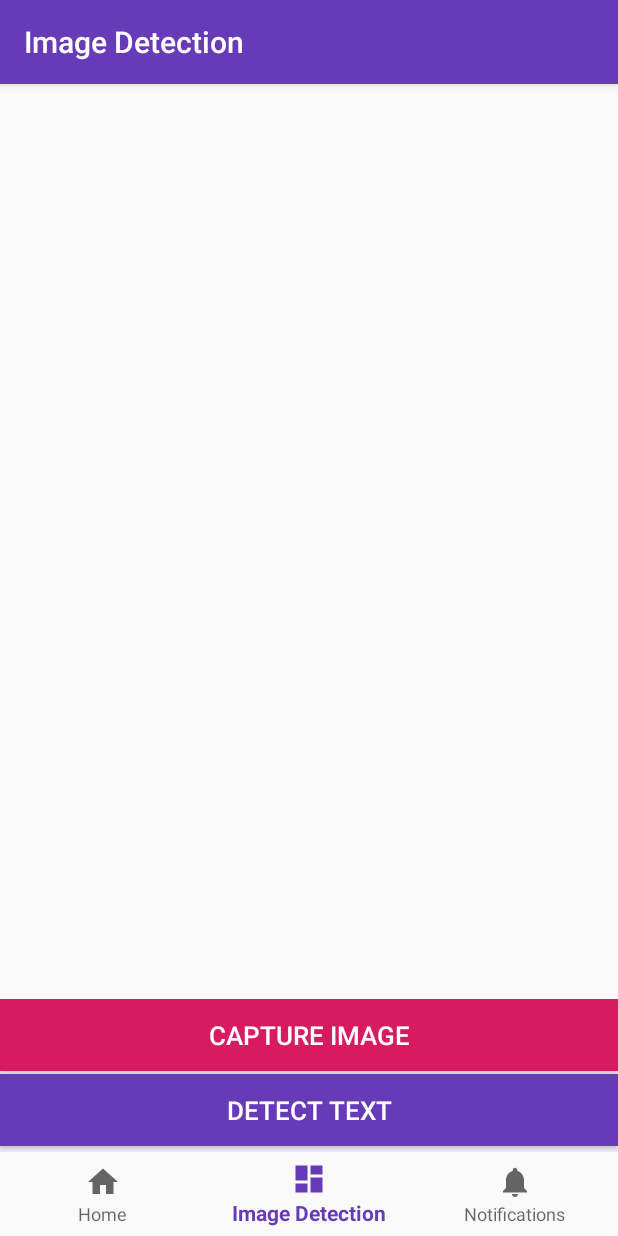
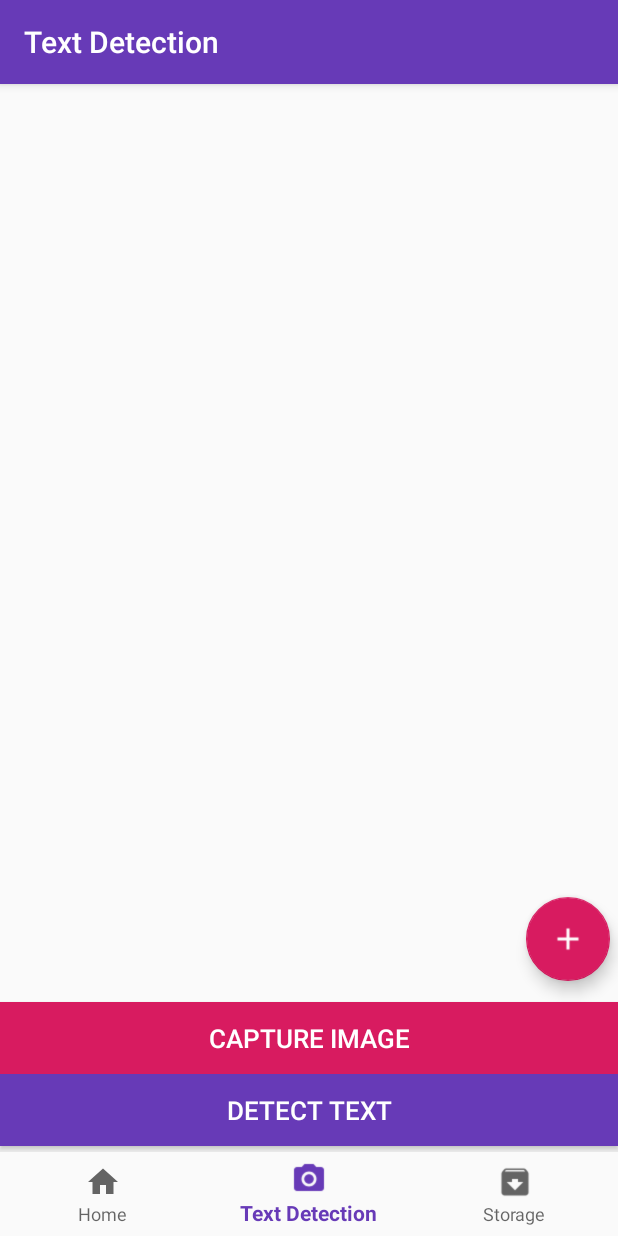
Before and after one commit to ATT254017/DocScanner, an Android app: the TextRecognitionFragment screen opened through its navigation route, on a phone screen of 412 x 824 dp. Run offline under Robolectric (Android 15) with nearby library versions, the phone set to English and light mode, and no system bars; our stand-ins replace navigation-ui; libraries missing offline, so code that uses them is left out: com.google.firebase.ml.

Commit message:
Updated UI and finished text recognition functionality

```diff
--- a/app/build.gradle
+++ b/app/build.gradle
@@ -31,6 +31,11 @@ dependencies {
     androidTestImplementation 'androidx.test.ext:junit:1.1.1'
     androidTestImplementation 'androidx.test.espresso:espresso-core:3.2.0'
 
+    //Room dependency
+    def room_version = "2.2.0-beta01"
+
+    implementation "androidx.room:room-runtime:$room_version"
+
     //MLKit dependency
     implementation 'com.google.firebase:firebase-ml-vision:24.0.1'
 }
--- a/app/src/main/java/com/example/finalproject/ui/storage/StorageFragment.java
+++ b/app/src/main/java/com/example/finalproject/ui/storage/StorageFragment.java
@@ -23,11 +23,10 @@ public class StorageFragment extends Fragment {
         storageViewModel =
                 ViewModelProviders.of(this).get(StorageViewModel.class);
         View root = inflater.inflate(R.layout.fragment_storage, container, false);
-        final TextView textView = root.findViewById(R.id.text_notifications);
+        TextView textView = root.findViewById(R.id.text_notifications);
         storageViewModel.getText().observe(this, new Observer<String>() {
             @Override
             public void onChanged(@Nullable String s) {
-                textView.setText(s);
             }
         });
         return root;
--- a/app/src/main/java/com/example/finalproject/ui/textRecognition/TextRecognitionFragment.java
+++ b/app/src/main/java/com/example/finalproject/ui/textRecognition/TextRecognitionFragment.java
@@ -64,6 +64,7 @@ public class TextRecognitionFragment extends Fragment {
             @Override
             public void onClick(View v) {
                 detectTextFromImage();
+                textView.setText("");
             }
         });
 
--- a/app/src/main/res/layout/fragment_text_recognition.xml
+++ b/app/src/main/res/layout/fragment_text_recognition.xml
@@ -1,7 +1,19 @@
 <?xml version="1.0" encoding="utf-8"?>
 <RelativeLayout xmlns:android="http://schemas.android.com/apk/res/android"
+    xmlns:app="http://schemas.android.com/apk/res-auto"
     android:layout_width="match_parent"
     android:layout_height="match_parent">
+
+    <ScrollView
+        android:layout_width="match_parent"
+        android:layout_height="match_parent"
+        android:layout_alignBottom="@+id/capture_image"
+        android:layout_marginBottom="50dp">
+
+        <LinearLayout
+            android:layout_width="match_parent"
+            android:layout_height="match_parent"
+            android:orientation="vertical">
 
             <ImageView
                 android:id="@+id/iv"
@@ -12,11 +24,26 @@
                 android:id="@+id/text_output"
                 android:layout_width="match_parent"
                 android:layout_height="wrap_content"
+                android:gravity="center_horizontal"
+                android:scrollbars="vertical"
                 android:text=""
-        android:textSize="16dp"
-        android:scrollbars = "vertical"
-        android:gravity="center"
-        android:layout_below="@+id/iv"/>
+                android:textSize="16dp" />
+
+        </LinearLayout>
+    </ScrollView>
+
+    <com.google.android.material.floatingactionbutton.FloatingActionButton
+        android:id="@+id/floatingActionButton"
+        android:layout_width="wrap_content"
+        android:layout_height="wrap_content"
+        android:clickable="true"
+        app:srcCompat="@drawable/ic_add_white"
+        android:layout_alignParentBottom="true"
+        android:layout_alignParentEnd="true"
+        android:layout_alignParentRight="true"
+        android:layout_gravity="end|bottom"
+        android:layout_marginBottom="170dp"
+        android:layout_marginRight="5dp"/>
 
     <Button
         android:id="@+id/capture_image"
@@ -26,7 +53,7 @@
         android:layout_alignBottom="@+id/detect_text"
         android:background="@color/colorAccent"
         android:textSize="17dp"
-        android:layout_marginBottom="50dp"
+        android:layout_marginBottom="48dp"
         android:textColor="@color/white"></Button>
 
     <Button
--- a/app/src/main/res/menu/bottom_nav_menu.xml
+++ b/app/src/main/res/menu/bottom_nav_menu.xml
@@ -8,12 +8,12 @@
 
     <item
         android:id="@+id/navigation_dashboard"
-        android:icon="@drawable/ic_dashboard_black_24dp"
+        android:icon="@drawable/ic_camera"
         android:title="@string/title_dashboard" />
 
     <item
         android:id="@+id/navigation_notifications"
-        android:icon="@drawable/ic_notifications_black_24dp"
+        android:icon="@drawable/ic_storage"
         android:title="@string/title_notifications" />
 
 </menu>
--- a/app/src/main/res/values/strings.xml
+++ b/app/src/main/res/values/strings.xml
@@ -1,6 +1,6 @@
 <resources>
     <string name="app_name">FinalProject</string>
     <string name="title_home">Home</string>
-    <string name="title_dashboard">Image Detection</string>
-    <string name="title_notifications">Notifications</string>
+    <string name="title_dashboard">Text Detection</string>
+    <string name="title_notifications">Storage</string>
 </resources>
```
Also changed, not shown: app/src/main/java/com/example/finalproject/Document.java (added, +43 -0 lines), app/src/main/java/com/example/finalproject/DocumentDao.java (added, +43 -0 lines), app/src/main/java/com/example/finalproject/DocumentRepository.java (added, +36 -0 lines), app/src/main/java/com/example/finalproject/DocumentViewModel.java (added, +28 -0 lines), app/src/main/res/drawable/ic_add.png (added), app/src/main/res/drawable/ic_add_white.png (added), app/src/main/res/drawable/ic_camera.png (added), app/src/main/res/drawable/ic_storage.png (added). Lines whose indentation alone changed are shown as unchanged.
